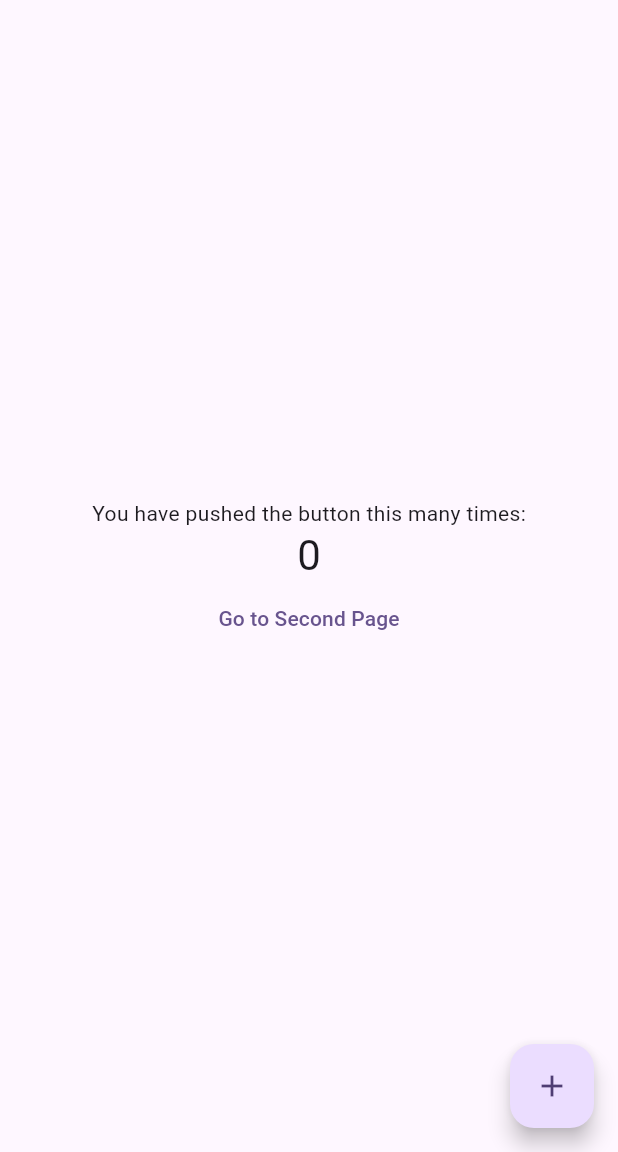
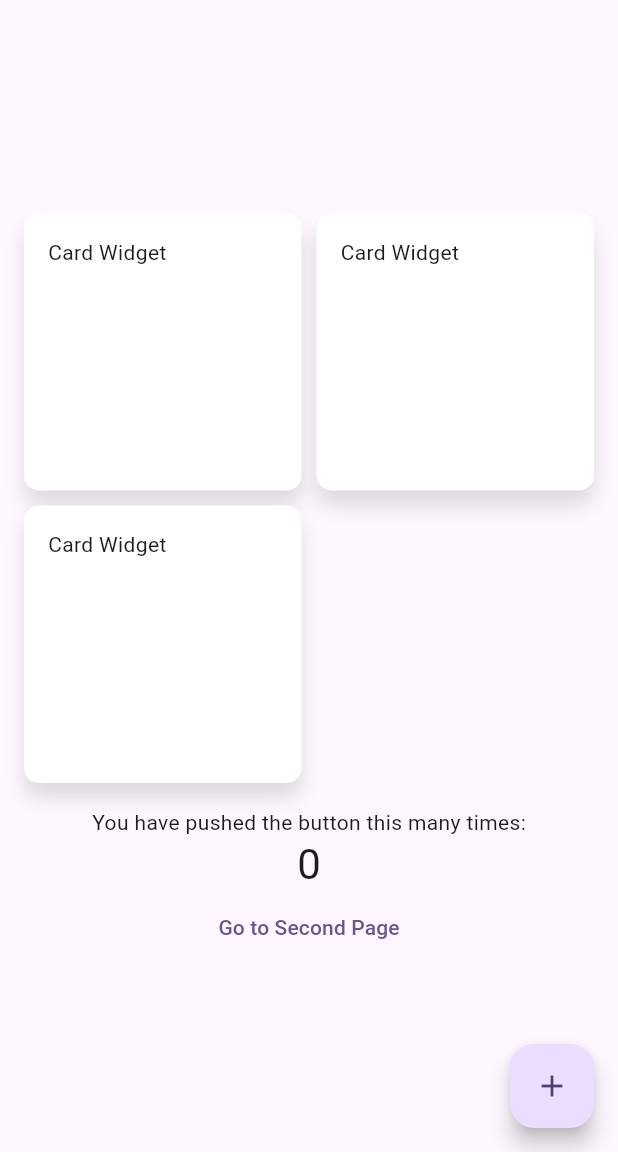
Before and after one commit to hawkeye-xb/checklist, a Flutter app: the screen it shows after launch, on a phone screen of 412 x 824 dp, the part 84-1236 px from its top. Run offline on Flutter 3.47's test engine with Material 3 defaults, Android fonts, the phone set to English and light mode, and no system bars; missing offline and left inert: dart:ffi.

Commit message:
add card

```diff
--- a/lib/components/card.dart
+++ b/lib/components/card.dart
@@ -13,12 +13,14 @@ class ContentList {
 }
 
 class CardWidget extends StatelessWidget {
+  final String id; // or int?
   final String title;
   final List<ContentList> firstThreeItems;
   final int timestamp; // ?
 
   const CardWidget({
     super.key,
+    required this.id,
     this.title = "Card Widget",
     this.firstThreeItems = const [],
     // 日期默认1970年1月1日
@@ -29,7 +31,18 @@ class CardWidget extends StatelessWidget {
   Widget build(BuildContext context) {
     return Container(
       padding: const EdgeInsets.all(16.0),
-      child: Text("Card Widget"),
+      decoration: BoxDecoration(
+        color: Colors.white,
+        borderRadius: BorderRadius.circular(10.0),
+        boxShadow: const [
+          BoxShadow(
+            color: Colors.black12,
+            blurRadius: 10.0,
+            offset: Offset(0.0, 10.0),
+          ),
+        ],
+      ),
+      child: const Text("Card Widget"),
     );
   }
 }
--- a/lib/main.dart
+++ b/lib/main.dart
@@ -1,5 +1,22 @@
+import 'dart:ffi';
+
 import 'package:checklist/details.dart';
 import 'package:flutter/material.dart';
+import 'package:checklist/components/card.dart';
+
+class CardType {
+  final String title;
+  // final String description;
+  final List<ContentList> contentList;
+  final String id;
+
+  CardType({
+    required this.title,
+    // this.description = '',
+    this.contentList = const [],
+    required this.id
+  });
+}
 
 void main() {
   runApp(const MyApp());
@@ -18,24 +35,12 @@ class MyApp extends StatelessWidget {
         useMaterial3: true,
       ),
       home: const MyHomePage(title: 'Flutter Demo Home Page'),
-      // routes: {
-      //   '/': (context) => const MyHomePage(title: 'Flutter Demo Home Page By / Path'),
-      // },
     );
   }
 }
 
 class MyHomePage extends StatefulWidget {
   const MyHomePage({super.key, required this.title});
-
-  // This widget is the home page of your application. It is stateful, meaning
-  // that it has a State object (defined below) that contains fields that affect
-  // how it looks.
-
-  // This class is the configuration for the state. It holds the values (in this
-  // case the title) provided by the parent (in this case the App widget) and
-  // used by the build method of the State. Fields in a Widget subclass are
-  // always marked "final".
 
   final String title;
 
@@ -44,27 +49,54 @@ class MyHomePage extends StatefulWidget {
 }
 
 class _MyHomePageState extends State<MyHomePage> {
+  // mock data
+  final List<CardType> _cardList = [
+    CardType(
+      title: 'Card 1',
+      // description: 'This is a card',
+      contentList: [
+        const ContentList(id: '1', content: 'content 1'),
+        const ContentList(id: '2', content: 'content 2'),
+        const ContentList(id: '3', content: 'content 3'),
+      ],
+      id: '1',
+    ),
+    CardType(
+      title: 'Card 2',
+      // description: 'This is a card',
+      contentList: [
+        const ContentList(id: '4', content: 'content 4'),
+        const ContentList(id: '5', content: 'content 5'),
+        const ContentList(id: '6', content: 'content 6'),
+      ],
+      id: '2',
+    ),
+    CardType(
+      title: 'Card 3',
+      // description: 'This is a card',
+      contentList: [
+        const ContentList(id: '7', content: 'content 7'),
+        const ContentList(id: '8', content: 'content 8'),
+        const ContentList(id: '9', content: 'content 9'),
+      ],
+      id: '3',
+    ),
+  ];
+
   int _counter = 0;
 
   void _incrementCounter() {
     setState(() {
-      // This call to setState tells the Flutter framework that something has
-      // changed in this State, which causes it to rerun the build method below
-      // so that the display can reflect the updated values. If we changed
-      // _counter without calling setState(), then the build method would not be
-      // called again, and so nothing would appear to happen.
       _counter++;
     });
   }
 
   @override
   Widget build(BuildContext context) {
-    // This method is rerun every time setState is called, for instance as done
-    // by the _incrementCounter method above.
-    //
-    // The Flutter framework has been optimized to make rerunning build methods
-    // fast, so that you can just rebuild anything that needs updating rather
-    // than having to individually change instances of widgets.
+    print('main app builded'); // 从路由返回不触发
+
+    const double minCardWidth = 200;
+
     return Scaffold(
       appBar: AppBar(
         // TRY THIS: Try changing the color here to a specific color (to
@@ -76,24 +108,32 @@ class _MyHomePageState extends State<MyHomePage> {
         title: Text(widget.title),
       ),
       body: Center(
-        // Center is a layout widget. It takes a single child and positions it
-        // in the middle of the parent.
         child: Column(
-          // Column is also a layout widget. It takes a list of children and
-          // arranges them vertically. By default, it sizes itself to fit its
-          // children horizontally, and tries to be as tall as its parent.
-          //
-          // Column has various properties to control how it sizes itself and
-          // how it positions its children. Here we use mainAxisAlignment to
-          // center the children vertically; the main axis here is the vertical
-          // axis because Columns are vertical (the cross axis would be
-          // horizontal).
-          //
-          // TRY THIS: Invoke "debug painting" (choose the "Toggle Debug Paint"
-          // action in the IDE, or press "p" in the console), to see the
-          // wireframe for each widget.
           mainAxisAlignment: MainAxisAlignment.center,
           children: <Widget>[
+            Container(
+              height: MediaQuery.of(context).size.height * 0.5,
+              padding: const EdgeInsets.all(16.0),
+              child: GridView.builder(
+                gridDelegate: SliverGridDelegateWithFixedCrossAxisCount(
+                  crossAxisCount: MediaQuery.of(context).size.width ~/ 150,
+                  crossAxisSpacing: 10,
+                  mainAxisSpacing: 10,
+                  childAspectRatio: 1, // 宽高比
+                ),
+                itemCount: _cardList.length,
+                itemBuilder: (BuildContext context, int index) {
+                  return Container(
+                    constraints: const BoxConstraints(minWidth: 150),
+                    child: CardWidget(
+                      id: _cardList[index].id,
+                      title: _cardList[index].title,
+                      firstThreeItems: _cardList[index].contentList,
+                    ),
+                  );
+                },
+              ),
+            ),
             const Text(
               'You have pushed the button this many times:',
             ),
@@ -112,7 +152,6 @@ class _MyHomePageState extends State<MyHomePage> {
       floatingActionButton: FloatingActionButton(
         // onPressed: _incrementCounter,
         onPressed: () {
-          Navigator.pushNamed(context, '/second');
         },
         tooltip: 'Increment',
         child: const Icon(Icons.add),
```
